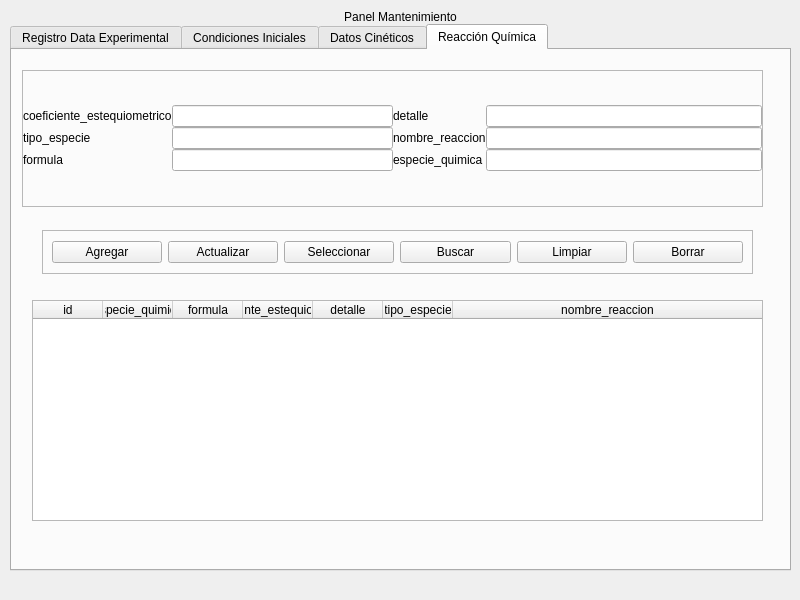
The window that crud_db_gui_v2.ui (JuandresPUCE/tesis_pyqt_sqlite) describes before a commit, drawn with Qt 5.
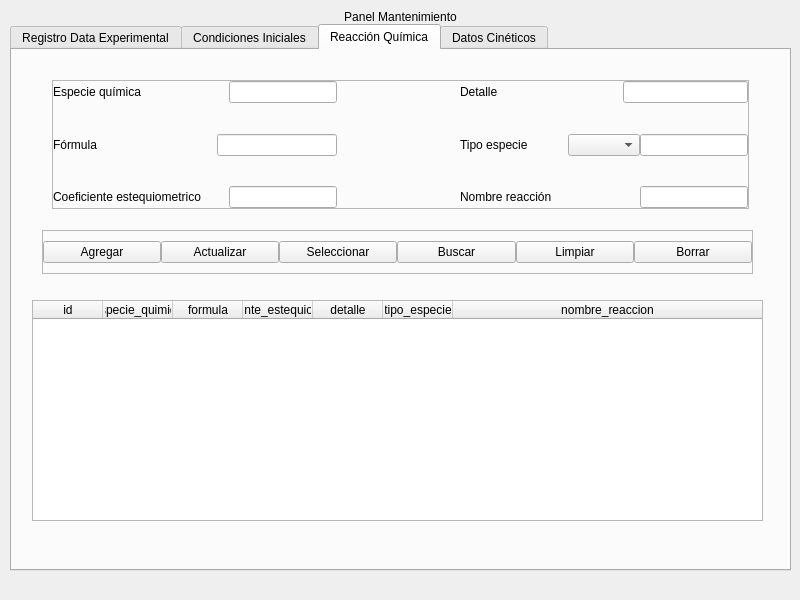
The same window after the commit. The open tabs and pages were chosen to show the change.

```diff
--- a/crud_db_gui_v2.ui
+++ b/crud_db_gui_v2.ui
@@ -1038,6 +1038,465 @@
            </layout>
           </widget>
          </widget>
+         <widget class="QWidget" name="tab_3">
+          <attribute name="title">
+           <string>Reacción Química</string>
+          </attribute>
+          <widget class="QWidget" name="gridLayoutWidget_3">
+           <property name="geometry">
+            <rect>
+             <x>20</x>
+             <y>250</y>
+             <width>731</width>
+             <height>221</height>
+            </rect>
+           </property>
+           <layout class="QGridLayout" name="gridLayout_11">
+            <property name="spacing">
+             <number>0</number>
+            </property>
+            <item row="0" column="0">
+             <widget class="QTableWidget" name="reaccion_quimica_tabla">
+              <property name="focusPolicy">
+               <enum>Qt::NoFocus</enum>
+              </property>
+              <property name="showGrid">
+               <bool>false</bool>
+              </property>
+              <attribute name="horizontalHeaderMinimumSectionSize">
+               <number>50</number>
+              </attribute>
+              <attribute name="horizontalHeaderDefaultSectionSize">
+               <number>70</number>
+              </attribute>
+              <attribute name="horizontalHeaderStretchLastSection">
+               <bool>true</bool>
+              </attribute>
+              <attribute name="verticalHeaderVisible">
+               <bool>false</bool>
+              </attribute>
+              <column>
+               <property name="text">
+                <string>id</string>
+               </property>
+              </column>
+              <column>
+               <property name="text">
+                <string>especie_quimica</string>
+               </property>
+              </column>
+              <column>
+               <property name="text">
+                <string>formula</string>
+               </property>
+              </column>
+              <column>
+               <property name="text">
+                <string>coeficiente_estequiometrico</string>
+               </property>
+              </column>
+              <column>
+               <property name="text">
+                <string>detalle</string>
+               </property>
+              </column>
+              <column>
+               <property name="text">
+                <string>tipo_especie</string>
+               </property>
+              </column>
+              <column>
+               <property name="text">
+                <string>nombre_reaccion</string>
+               </property>
+               <property name="font">
+                <font>
+                 <kerning>true</kerning>
+                </font>
+               </property>
+              </column>
+             </widget>
+            </item>
+           </layout>
+          </widget>
+          <widget class="QFrame" name="funciones_frame_rq">
+           <property name="geometry">
+            <rect>
+             <x>30</x>
+             <y>180</y>
+             <width>711</width>
+             <height>44</height>
+            </rect>
+           </property>
+           <property name="frameShape">
+            <enum>QFrame::StyledPanel</enum>
+           </property>
+           <property name="frameShadow">
+            <enum>QFrame::Raised</enum>
+           </property>
+           <layout class="QHBoxLayout" name="horizontalLayout_4">
+            <property name="spacing">
+             <number>0</number>
+            </property>
+            <property name="leftMargin">
+             <number>0</number>
+            </property>
+            <property name="topMargin">
+             <number>0</number>
+            </property>
+            <property name="rightMargin">
+             <number>0</number>
+            </property>
+            <property name="bottomMargin">
+             <number>0</number>
+            </property>
+            <item>
+             <widget class="QPushButton" name="agregar_rq_btn">
+              <property name="text">
+               <string>Agregar</string>
+              </property>
+             </widget>
+            </item>
+            <item>
+             <widget class="QPushButton" name="actualizar_rq_btn">
+              <property name="text">
+               <string>Actualizar</string>
+              </property>
+             </widget>
+            </item>
+            <item>
+             <widget class="QPushButton" name="seleccionar_rq_btn">
+              <property name="text">
+               <string>Seleccionar</string>
+              </property>
+             </widget>
+            </item>
+            <item>
+             <widget class="QPushButton" name="buscar_rq_btn">
+              <property name="text">
+               <string>Buscar</string>
+              </property>
+             </widget>
+            </item>
+            <item>
+             <widget class="QPushButton" name="limpiar_rq_btn">
+              <property name="text">
+               <string>Limpiar</string>
+              </property>
+             </widget>
+            </item>
+            <item>
+             <widget class="QPushButton" name="borrar_rq_btn">
+              <property name="text">
+               <string>Borrar</string>
+              </property>
+             </widget>
+            </item>
+           </layout>
+          </widget>
+          <widget class="QFrame" name="datos_frame_3">
+           <property name="geometry">
+            <rect>
+             <x>40</x>
+             <y>30</y>
+             <width>697</width>
+             <height>129</height>
+            </rect>
+           </property>
+           <property name="frameShape">
+            <enum>QFrame::StyledPanel</enum>
+           </property>
+           <property name="frameShadow">
+            <enum>QFrame::Raised</enum>
+           </property>
+           <layout class="QVBoxLayout" name="verticalLayout_13">
+            <property name="spacing">
+             <number>0</number>
+            </property>
+            <property name="leftMargin">
+             <number>0</number>
+            </property>
+            <property name="topMargin">
+             <number>0</number>
+            </property>
+            <property name="rightMargin">
+             <number>0</number>
+            </property>
+            <property name="bottomMargin">
+             <number>0</number>
+            </property>
+            <item>
+             <layout class="QHBoxLayout" name="horizontalLayout_30">
+              <property name="spacing">
+               <number>0</number>
+              </property>
+              <item>
+               <layout class="QVBoxLayout" name="verticalLayout_14">
+                <property name="spacing">
+                 <number>0</number>
+                </property>
+                <item>
+                 <layout class="QHBoxLayout" name="horizontalLayout_31">
+                  <property name="spacing">
+                   <number>0</number>
+                  </property>
+                  <item>
+                   <widget class="QLabel" name="label_28">
+                    <property name="text">
+                     <string>Especie química</string>
+                    </property>
+                   </widget>
+                  </item>
+                  <item>
+                   <spacer name="horizontalSpacer_34">
+                    <property name="orientation">
+                     <enum>Qt::Horizontal</enum>
+                    </property>
+                    <property name="sizeHint" stdset="0">
+                     <size>
+                      <width>28</width>
+                      <height>20</height>
+                     </size>
+                    </property>
+                   </spacer>
+                  </item>
+                  <item>
+                   <widget class="QLineEdit" name="especie_quimica_rq_edit"/>
+                  </item>
+                 </layout>
+                </item>
+                <item>
+                 <spacer name="verticalSpacer_19">
+                  <property name="orientation">
+                   <enum>Qt::Vertical</enum>
+                  </property>
+                  <property name="sizeHint" stdset="0">
+                   <size>
+                    <width>20</width>
+                    <height>13</height>
+                   </size>
+                  </property>
+                 </spacer>
+                </item>
+                <item>
+                 <layout class="QHBoxLayout" name="horizontalLayout_32">
+                  <property name="spacing">
+                   <number>0</number>
+                  </property>
+                  <item>
+                   <widget class="QLabel" name="label_25">
+                    <property name="text">
+                     <string>Fórmula</string>
+                    </property>
+                   </widget>
+                  </item>
+                  <item>
+                   <spacer name="horizontalSpacer_35">
+                    <property name="orientation">
+                     <enum>Qt::Horizontal</enum>
+                    </property>
+                    <property name="sizeHint" stdset="0">
+                     <size>
+                      <width>28</width>
+                      <height>20</height>
+                     </size>
+                    </property>
+                   </spacer>
+                  </item>
+                  <item>
+                   <widget class="QLineEdit" name="formula_rq_edit"/>
+                  </item>
+                 </layout>
+                </item>
+                <item>
+                 <spacer name="verticalSpacer_20">
+                  <property name="orientation">
+                   <enum>Qt::Vertical</enum>
+                  </property>
+                  <property name="sizeHint" stdset="0">
+                   <size>
+                    <width>20</width>
+                    <height>18</height>
+                   </size>
+                  </property>
+                 </spacer>
+                </item>
+                <item>
+                 <layout class="QHBoxLayout" name="horizontalLayout_33">
+                  <property name="spacing">
+                   <number>0</number>
+                  </property>
+                  <item>
+                   <widget class="QLabel" name="label_23">
+                    <property name="text">
+                     <string>Coeficiente estequiometrico</string>
+                    </property>
+                   </widget>
+                  </item>
+                  <item>
+                   <spacer name="horizontalSpacer_36">
+                    <property name="orientation">
+                     <enum>Qt::Horizontal</enum>
+                    </property>
+                    <property name="sizeHint" stdset="0">
+                     <size>
+                      <width>28</width>
+                      <height>20</height>
+                     </size>
+                    </property>
+                   </spacer>
+                  </item>
+                  <item>
+                   <widget class="QLineEdit" name="coeficiente_estequiometrico_rq_edit"/>
+                  </item>
+                 </layout>
+                </item>
+               </layout>
+              </item>
+              <item>
+               <spacer name="horizontalSpacer_37">
+                <property name="orientation">
+                 <enum>Qt::Horizontal</enum>
+                </property>
+                <property name="sizeHint" stdset="0">
+                 <size>
+                  <width>40</width>
+                  <height>20</height>
+                 </size>
+                </property>
+               </spacer>
+              </item>
+              <item>
+               <layout class="QVBoxLayout" name="verticalLayout_15">
+                <property name="spacing">
+                 <number>0</number>
+                </property>
+                <item>
+                 <layout class="QHBoxLayout" name="horizontalLayout_34">
+                  <property name="spacing">
+                   <number>0</number>
+                  </property>
+                  <item>
+                   <widget class="QLabel" name="label_26">
+                    <property name="text">
+                     <string>Detalle</string>
+                    </property>
+                   </widget>
+                  </item>
+                  <item>
+                   <spacer name="horizontalSpacer_38">
+                    <property name="orientation">
+                     <enum>Qt::Horizontal</enum>
+                    </property>
+                    <property name="sizeHint" stdset="0">
+                     <size>
+                      <width>40</width>
+                      <height>20</height>
+                     </size>
+                    </property>
+                   </spacer>
+                  </item>
+                  <item>
+                   <widget class="QLineEdit" name="detalle_rq_edit"/>
+                  </item>
+                 </layout>
+                </item>
+                <item>
+                 <spacer name="verticalSpacer_21">
+                  <property name="orientation">
+                   <enum>Qt::Vertical</enum>
+                  </property>
+                  <property name="sizeHint" stdset="0">
+                   <size>
+                    <width>20</width>
+                    <height>18</height>
+                   </size>
+                  </property>
+                 </spacer>
+                </item>
+                <item>
+                 <layout class="QHBoxLayout" name="horizontalLayout_35">
+                  <property name="spacing">
+                   <number>0</number>
+                  </property>
+                  <item>
+                   <widget class="QLabel" name="label_24">
+                    <property name="text">
+                     <string>Tipo especie</string>
+                    </property>
+                   </widget>
+                  </item>
+                  <item>
+                   <spacer name="horizontalSpacer_39">
+                    <property name="orientation">
+                     <enum>Qt::Horizontal</enum>
+                    </property>
+                    <property name="sizeHint" stdset="0">
+                     <size>
+                      <width>40</width>
+                      <height>20</height>
+                     </size>
+                    </property>
+                   </spacer>
+                  </item>
+                  <item>
+                   <widget class="QComboBox" name="tipo_especie_rq_box"/>
+                  </item>
+                  <item>
+                   <widget class="QLineEdit" name="tipo_especie_rq_edit"/>
+                  </item>
+                 </layout>
+                </item>
+                <item>
+                 <spacer name="verticalSpacer_22">
+                  <property name="orientation">
+                   <enum>Qt::Vertical</enum>
+                  </property>
+                  <property name="sizeHint" stdset="0">
+                   <size>
+                    <width>20</width>
+                    <height>18</height>
+                   </size>
+                  </property>
+                 </spacer>
+                </item>
+                <item>
+                 <layout class="QHBoxLayout" name="horizontalLayout_36">
+                  <property name="spacing">
+                   <number>0</number>
+                  </property>
+                  <item>
+                   <widget class="QLabel" name="label_27">
+                    <property name="text">
+                     <string>Nombre reacción</string>
+                    </property>
+                   </widget>
+                  </item>
+                  <item>
+                   <spacer name="horizontalSpacer_40">
+                    <property name="orientation">
+                     <enum>Qt::Horizontal</enum>
+                    </property>
+                    <property name="sizeHint" stdset="0">
+                     <size>
+                      <width>40</width>
+                      <height>20</height>
+                     </size>
+                    </property>
+                   </spacer>
+                  </item>
+                  <item>
+                   <widget class="QLineEdit" name="nombre_reaccion_rq_edit"/>
+                  </item>
+                 </layout>
+                </item>
+               </layout>
+              </item>
+             </layout>
+            </item>
+           </layout>
+          </widget>
+         </widget>
          <widget class="QWidget" name="tab">
           <attribute name="title">
            <string>Datos Cinéticos</string>
@@ -1639,255 +2098,6 @@
            </layout>
           </widget>
          </widget>
-         <widget class="QWidget" name="tab_3">
-          <attribute name="title">
-           <string>Reacción Química</string>
-          </attribute>
-          <widget class="QWidget" name="gridLayoutWidget_3">
-           <property name="geometry">
-            <rect>
-             <x>20</x>
-             <y>250</y>
-             <width>731</width>
-             <height>221</height>
-            </rect>
-           </property>
-           <layout class="QGridLayout" name="gridLayout_11">
-            <property name="spacing">
-             <number>0</number>
-            </property>
-            <item row="0" column="0">
-             <widget class="QTableWidget" name="reaccion_quimica_tabla">
-              <property name="focusPolicy">
-               <enum>Qt::NoFocus</enum>
-              </property>
-              <property name="showGrid">
-               <bool>false</bool>
-              </property>
-              <attribute name="horizontalHeaderMinimumSectionSize">
-               <number>50</number>
-              </attribute>
-              <attribute name="horizontalHeaderDefaultSectionSize">
-               <number>70</number>
-              </attribute>
-              <attribute name="horizontalHeaderStretchLastSection">
-               <bool>true</bool>
-              </attribute>
-              <attribute name="verticalHeaderVisible">
-               <bool>false</bool>
-              </attribute>
-              <column>
-               <property name="text">
-                <string>id</string>
-               </property>
-              </column>
-              <column>
-               <property name="text">
-                <string>especie_quimica</string>
-               </property>
-              </column>
-              <column>
-               <property name="text">
-                <string>formula</string>
-               </property>
-              </column>
-              <column>
-               <property name="text">
-                <string>coeficiente_estequiometrico</string>
-               </property>
-              </column>
-              <column>
-               <property name="text">
-                <string>detalle</string>
-               </property>
-              </column>
-              <column>
-               <property name="text">
-                <string>tipo_especie</string>
-               </property>
-              </column>
-              <column>
-               <property name="text">
-                <string>nombre_reaccion</string>
-               </property>
-               <property name="font">
-                <font>
-                 <kerning>true</kerning>
-                </font>
-               </property>
-              </column>
-             </widget>
-            </item>
-           </layout>
-          </widget>
-          <widget class="QFrame" name="datos_frame_3">
-           <property name="geometry">
-            <rect>
-             <x>10</x>
-             <y>20</y>
-             <width>741</width>
-             <height>137</height>
-            </rect>
-           </property>
-           <property name="frameShape">
-            <enum>QFrame::StyledPanel</enum>
-           </property>
-           <property name="frameShadow">
-            <enum>QFrame::Raised</enum>
-           </property>
-           <layout class="QGridLayout" name="gridLayout_12">
-            <property name="leftMargin">
-             <number>0</number>
-            </property>
-            <property name="topMargin">
-             <number>0</number>
-            </property>
-            <property name="rightMargin">
-             <number>0</number>
-            </property>
-            <property name="bottomMargin">
-             <number>0</number>
-            </property>
-            <property name="spacing">
-             <number>0</number>
-            </property>
-            <item row="0" column="0">
-             <layout class="QGridLayout" name="gridLayout_14">
-              <property name="spacing">
-               <number>0</number>
-              </property>
-              <item row="0" column="0">
-               <widget class="QLabel" name="label_23">
-                <property name="text">
-                 <string>coeficiente_estequiometrico</string>
-                </property>
-               </widget>
-              </item>
-              <item row="0" column="1">
-               <widget class="QLineEdit" name="coeficiente_estequiometrico_rq_edit"/>
-              </item>
-              <item row="1" column="0">
-               <widget class="QLabel" name="label_24">
-                <property name="text">
-                 <string>tipo_especie</string>
-                </property>
-               </widget>
-              </item>
-              <item row="1" column="1">
-               <widget class="QLineEdit" name="tipo_especie_rq_edit"/>
-              </item>
-              <item row="2" column="0">
-               <widget class="QLabel" name="label_25">
-                <property name="text">
-                 <string>formula</string>
-                </property>
-               </widget>
-              </item>
-              <item row="2" column="1">
-               <widget class="QLineEdit" name="formula_rq_edit"/>
-              </item>
-             </layout>
-            </item>
-            <item row="0" column="1">
-             <layout class="QGridLayout" name="gridLayout_15">
-              <property name="spacing">
-               <number>0</number>
-              </property>
-              <item row="0" column="0">
-               <widget class="QLabel" name="label_26">
-                <property name="text">
-                 <string>detalle</string>
-                </property>
-               </widget>
-              </item>
-              <item row="0" column="1">
-               <widget class="QLineEdit" name="detalle_rq_edit"/>
-              </item>
-              <item row="1" column="0">
-               <widget class="QLabel" name="label_27">
-                <property name="text">
-                 <string>nombre_reaccion</string>
-                </property>
-               </widget>
-              </item>
-              <item row="1" column="1">
-               <widget class="QLineEdit" name="nombre_reaccion_rq_edit"/>
-              </item>
-              <item row="2" column="0">
-               <widget class="QLabel" name="label_28">
-                <property name="text">
-                 <string>especie_quimica</string>
-                </property>
-               </widget>
-              </item>
-              <item row="2" column="1">
-               <widget class="QLineEdit" name="especie_quimica_rq_edit"/>
-              </item>
-             </layout>
-            </item>
-           </layout>
-          </widget>
-          <widget class="QFrame" name="funciones_frame_rq">
-           <property name="geometry">
-            <rect>
-             <x>30</x>
-             <y>180</y>
-             <width>711</width>
-             <height>44</height>
-            </rect>
-           </property>
-           <property name="frameShape">
-            <enum>QFrame::StyledPanel</enum>
-           </property>
-           <property name="frameShadow">
-            <enum>QFrame::Raised</enum>
-           </property>
-           <layout class="QHBoxLayout" name="horizontalLayout_4">
-            <item>
-             <widget class="QPushButton" name="agregar_rq_btn">
-              <property name="text">
-               <string>Agregar</string>
-              </property>
-             </widget>
-            </item>
-            <item>
-             <widget class="QPushButton" name="actualizar_rq_btn">
-              <property name="text">
-               <string>Actualizar</string>
-              </property>
-             </widget>
-            </item>
-            <item>
-             <widget class="QPushButton" name="seleccionar_rq_btn">
-              <property name="text">
-               <string>Seleccionar</string>
-              </property>
-             </widget>
-            </item>
-            <item>
-             <widget class="QPushButton" name="buscar_rq_btn">
-              <property name="text">
-               <string>Buscar</string>
-              </property>
-             </widget>
-            </item>
-            <item>
-             <widget class="QPushButton" name="limpiar_rq_btn">
-              <property name="text">
-               <string>Limpiar</string>
-              </property>
-             </widget>
-            </item>
-            <item>
-             <widget class="QPushButton" name="borrar_rq_btn">
-              <property name="text">
-               <string>Borrar</string>
-              </property>
-             </widget>
-            </item>
-           </layout>
-          </widget>
-         </widget>
         </widget>
        </item>
       </layout>
```
Left out of the diff: 29 changed lines with no effect on the pictures.
